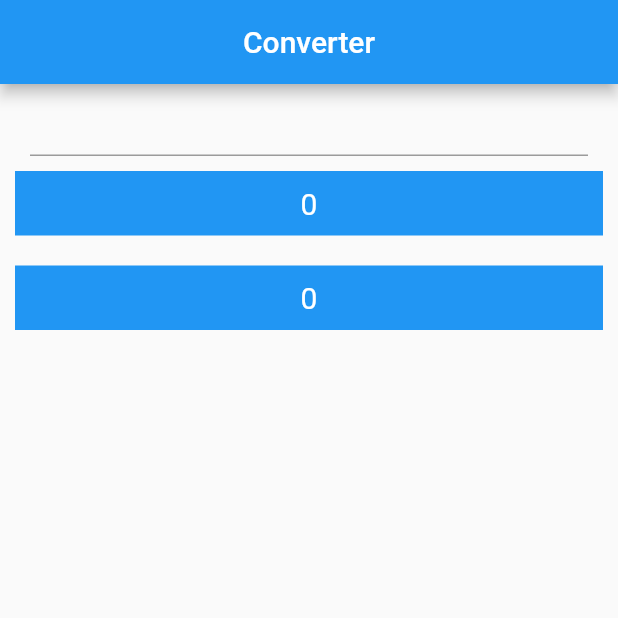
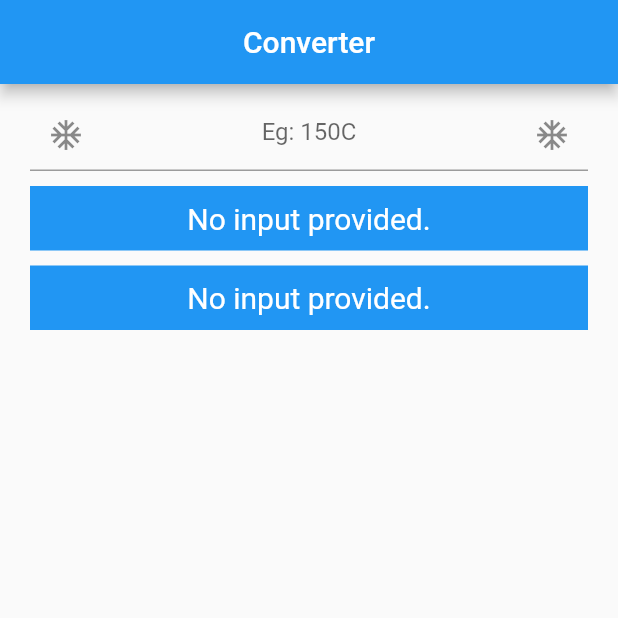
Before and after one commit to manuelfs12/temperature_converter, a Flutter app: the screen it shows after launch, on a phone screen of 412 x 824 dp, the top half of it. Run offline on Flutter 3.47's test engine with Material 2 defaults, Android fonts, the phone set to English and light mode, and no system bars.

Commit message:
added the remaining conversions and styled the app a bit

```diff
--- a/lib/main.dart
+++ b/lib/main.dart
@@ -1,5 +1,4 @@
 import 'package:flutter/material.dart';
-import 'dart:convert';
 
 void main() {
   runApp(MyApp());
@@ -25,12 +24,9 @@ class TemperatureConverter extends StatefulWidget {
   @override
   _TemperatureConverterState createState() => _TemperatureConverterState();
 
-
-
 }
 
 class _TemperatureConverterState extends State<TemperatureConverter> {
-
 
   String output;
   String output2;
@@ -43,9 +39,17 @@ class _TemperatureConverterState extends State<TemperatureConverter> {
     for (var i = 0; i < input.length; i++) {
       inputSubstring = input[i].toUpperCase();
       if (inputSubstring.contains('C')) {
-        print(input.substring(0, i));
-        output = (double.parse(input.substring(0, i)) + 273.15).toString() + ' K';
-        output2 = ((double.parse(input.substring(0, i)) * 9 / 5) + 32).toString() + ' F';
+        output = (double.parse(input.substring(0, i)) + 273.15).toStringAsFixed(2) + ' K';
+        output2 = ((double.parse(input.substring(0, i)) * 9 / 5) + 32).toStringAsFixed(2) + ' F';
+      } else if (inputSubstring.contains('F')) {
+        output = ((double.parse(input.substring(0, i)) - 32) * 5 / 9 + 273.15).toStringAsFixed(2) + ' K';
+        output2 = ((double.parse(input.substring(0, i)) - 32) * 5 / 9).toStringAsFixed(2) + ' C';
+      } else if (inputSubstring.contains('K')) {
+        output = (double.parse(input.substring(0, i)) - 273.15).toStringAsFixed(2) + ' C';
+        output2 = ((double.parse(input.substring(0, i)) - 273.15) * 9 / 5 + 32).toStringAsFixed(2) + ' F';
+      } else {
+        output = 'Invalid input';
+        output2 = output;
       }
     }
   }
@@ -68,11 +72,18 @@ class _TemperatureConverterState extends State<TemperatureConverter> {
 
       ),
       body: Container(
+        padding: EdgeInsets.only(top: 10.0),
         child: Column(
           children: <Widget>[
             Padding(
               padding: const EdgeInsets.only(left: 20.0, right: 20.0),
               child: TextField(
+                textAlign: TextAlign.center,
+                decoration: InputDecoration(
+                  hintText: 'Eg: 150C',
+                  prefixIcon: Icon(Icons.ac_unit),
+                  suffixIcon: Icon(Icons.ac_unit),
+                ),
                 controller: inputController,
                 onSubmitted: (text) {
                   setState(() {
@@ -82,25 +93,25 @@ class _TemperatureConverterState extends State<TemperatureConverter> {
               ),
             ),
             Padding(
-              padding: const EdgeInsets.all(10.0),
+              padding: const EdgeInsets.only(left: 20.0, top: 10.0, right: 20.0),
               child: Container(
                 alignment: Alignment.center,
                 padding: EdgeInsets.all(10.0),
                 color: Theme.of(context).primaryColor,
                 child: Text(
-                  output ?? '0',
+                  output ?? 'No input provided.',
                   style: TextStyle(color: Colors.white, fontSize: 20.0),
                 ),
               ),
             ),
             Padding(
-              padding: const EdgeInsets.all(10.0),
+              padding: const EdgeInsets.only(left: 20.0, top: 10.0, right: 20.0),
               child: Container(
                 alignment: Alignment.center,
                 padding: EdgeInsets.all(10.0),
                 color: Theme.of(context).primaryColor,
                 child: Text(
-                  output2 ?? '0',
+                  output2 ?? 'No input provided.',
                   style: TextStyle(color: Colors.white, fontSize: 20.0),
                 ),
               ),
```
